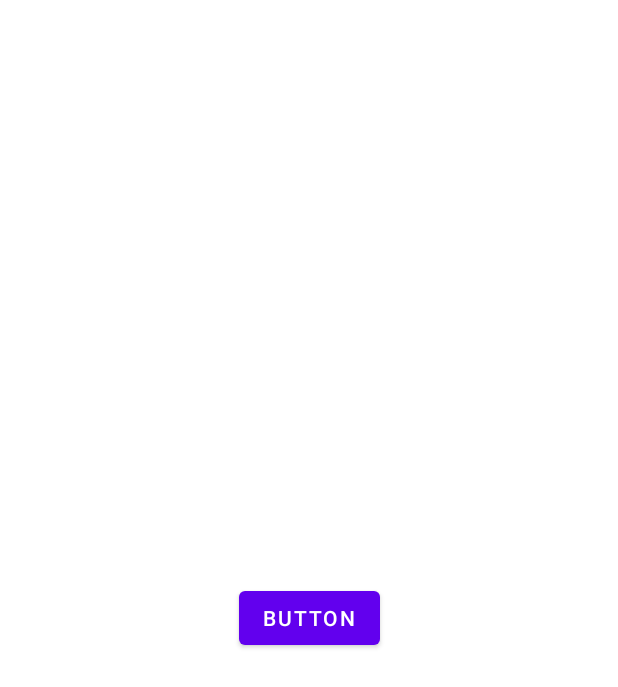
After one commit to Kvantorium16/schedule, an Android app: the layout activity_second.xml on its own in the app's theme, with its tools: preview values and no code run, on a phone screen of 412 x 824 dp. The commit adds this screen. Shown: the top 687 px of the screen. Run offline under Robolectric (Android 15) with nearby library versions, the light colour scheme and no system bars; Roboto replaces fonts that are not available here.

Commit message:
Interface: New background and colors for button, spinner. Create SecondActivity and activity_second layout. Create function for button that open new activity.

```diff
--- a/app/src/main/res/drawable/custom_spinner.xml
+++ b/app/src/main/res/drawable/custom_spinner.xml
@@ -1,8 +1,8 @@
 <?xml version="1.0" encoding="utf-8"?>
 <shape xmlns:android="http://schemas.android.com/apk/res/android" android:shape="rectangle">
 
-    <gradient android:startColor="#a8a6de" android:endColor="#a8a6de" android:type="linear"/>
-
+    <gradient android:startColor="#a8a6de" android:endColor="#ADB1D1" android:type="linear"/>
+    <!-- #a8a6de  252E3C-черный -->
     <corners android:radius="50dp"></corners>
 
 </shape>
--- /dev/null
+++ b/app/src/main/res/layout/activity_second.xml
@@ -0,0 +1,18 @@
+<?xml version="1.0" encoding="utf-8"?>
+<androidx.constraintlayout.widget.ConstraintLayout xmlns:android="http://schemas.android.com/apk/res/android"
+    xmlns:app="http://schemas.android.com/apk/res-auto"
+    xmlns:tools="http://schemas.android.com/tools"
+    android:layout_width="match_parent"
+    android:layout_height="match_parent"
+    tools:context=".SecondActivity">
+
+    <Button
+        android:id="@+id/button"
+        android:layout_width="wrap_content"
+        android:layout_height="wrap_content"
+        android:text="Button"
+        app:layout_constraintBottom_toBottomOf="parent"
+        app:layout_constraintEnd_toEndOf="parent"
+        app:layout_constraintStart_toStartOf="parent"
+        app:layout_constraintTop_toTopOf="parent" />
+</androidx.constraintlayout.widget.ConstraintLayout>
```
Also changed, not shown: app/src/main/java/com/example/schedule/MainActivity.kt (+12 -0 lines), app/src/main/java/com/example/schedule/SecondActivity.kt (added, +11 -0 lines), app/src/main/res/layout/activity_main.xml (+6 -8 lines), app/src/main/res/drawable/mainback.png (added).
